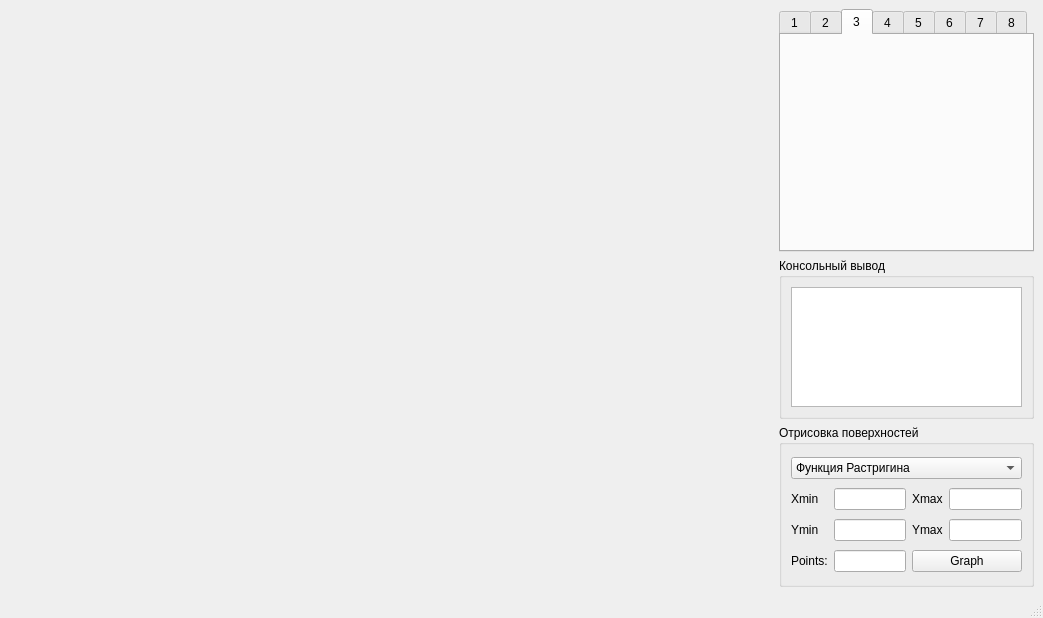
Before: the Qt Designer form src/ui/main.ui in Dramaturg1/SearchOptimization, drawn with Qt 5.
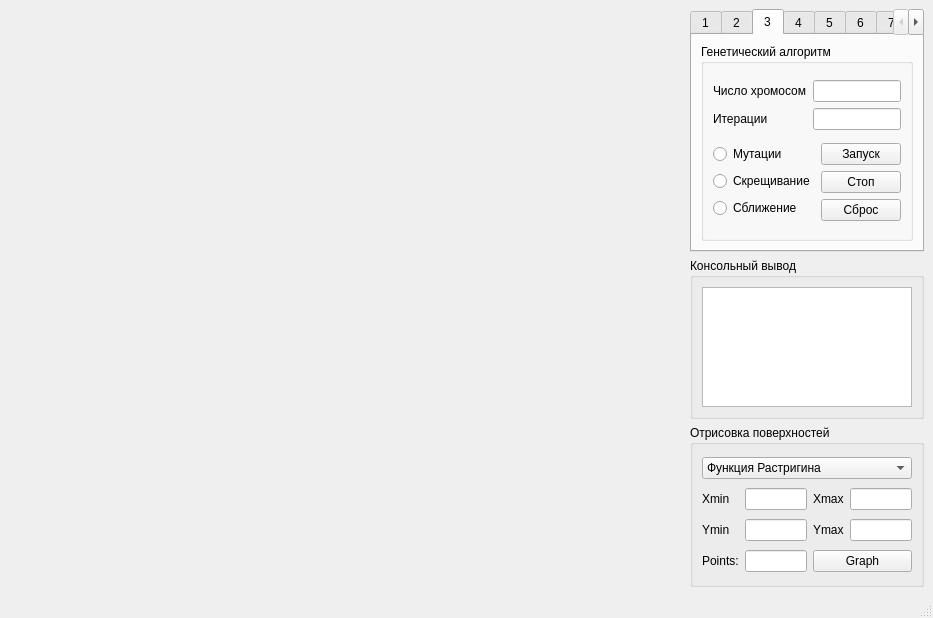
After: the same form once the commit is applied.

Diff of the .ui file:
```diff
--- a/src/ui/main.ui
+++ b/src/ui/main.ui
@@ -6,7 +6,7 @@
    <rect>
     <x>0</x>
     <y>0</y>
-    <width>1043</width>
+    <width>933</width>
     <height>618</height>
    </rect>
   </property>
@@ -242,6 +242,104 @@
            <attribute name="title">
             <string>3</string>
            </attribute>
+           <layout class="QHBoxLayout" name="horizontalLayout_5">
+            <item>
+             <widget class="QGroupBox" name="groupBox_5">
+              <property name="title">
+               <string>Генетический алгоритм</string>
+              </property>
+              <layout class="QVBoxLayout" name="verticalLayout_10">
+               <item>
+                <layout class="QGridLayout" name="gridLayout_6">
+                 <item row="1" column="1">
+                  <widget class="QLineEdit" name="lineEdit_15"/>
+                 </item>
+                 <item row="0" column="1">
+                  <widget class="QLineEdit" name="lineEdit_14"/>
+                 </item>
+                 <item row="0" column="0">
+                  <widget class="QLabel" name="label_14">
+                   <property name="text">
+                    <string>Число хромосом</string>
+                   </property>
+                  </widget>
+                 </item>
+                 <item row="1" column="0">
+                  <widget class="QLabel" name="label_15">
+                   <property name="text">
+                    <string>Итерации</string>
+                   </property>
+                  </widget>
+                 </item>
+                </layout>
+               </item>
+               <item>
+                <layout class="QHBoxLayout" name="horizontalLayout_2">
+                 <item>
+                  <layout class="QVBoxLayout" name="verticalLayout_8">
+                   <item>
+                    <widget class="QRadioButton" name="radioButton">
+                     <property name="text">
+                      <string>Мутации</string>
+                     </property>
+                     <property name="autoExclusive">
+                      <bool>false</bool>
+                     </property>
+                    </widget>
+                   </item>
+                   <item>
+                    <widget class="QRadioButton" name="radioButton_2">
+                     <property name="text">
+                      <string>Скрещивание</string>
+                     </property>
+                     <property name="autoExclusive">
+                      <bool>false</bool>
+                     </property>
+                    </widget>
+                   </item>
+                   <item>
+                    <widget class="QRadioButton" name="radioButton_3">
+                     <property name="text">
+                      <string>Сближение</string>
+                     </property>
+                     <property name="autoExclusive">
+                      <bool>false</bool>
+                     </property>
+                    </widget>
+                   </item>
+                  </layout>
+                 </item>
+                 <item>
+                  <layout class="QVBoxLayout" name="verticalLayout_9">
+                   <item>
+                    <widget class="QPushButton" name="pushButton_10">
+                     <property name="text">
+                      <string>Запуск</string>
+                     </property>
+                    </widget>
+                   </item>
+                   <item>
+                    <widget class="QPushButton" name="pushButton_11">
+                     <property name="text">
+                      <string>Стоп</string>
+                     </property>
+                    </widget>
+                   </item>
+                   <item>
+                    <widget class="QPushButton" name="pushButton_12">
+                     <property name="text">
+                      <string>Сброс</string>
+                     </property>
+                    </widget>
+                   </item>
+                  </layout>
+                 </item>
+                </layout>
+               </item>
+              </layout>
+             </widget>
+            </item>
+           </layout>
           </widget>
           <widget class="QWidget" name="tab_4">
            <attribute name="title">
```
Left out of the diff: 2 changed lines with no effect on the pictures.
